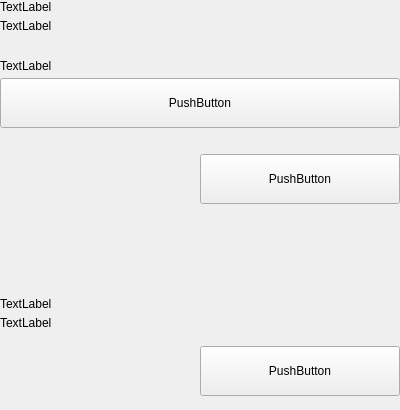
This is src/qt/vitae/settings/forms/settingsbackupwallet.ui in VitaeTeam/Vitae as Qt 5 draws it before an edit. The edited form follows.
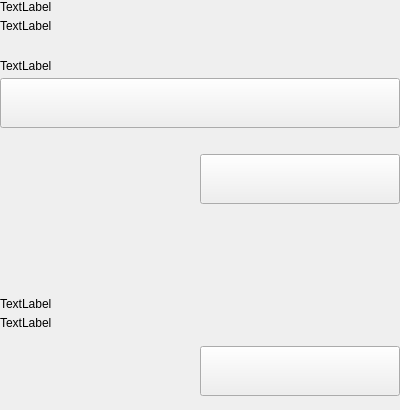
This is the edited form.

Commit message:
[GUI] Remove every pushButton focus property.
This is because a linux-only issue in which the button gets highlighted in an invalid way.

Github-Pull: #1173
Rebased-From: abe763287063b576fdb7cf19f6d4c1032e3f4f13

The edit to the form file:
```diff
--- a/src/qt/vitae/settings/forms/settingsbackupwallet.ui
+++ b/src/qt/vitae/settings/forms/settingsbackupwallet.ui
@@ -108,7 +108,7 @@
            </size>
           </property>
           <property name="text">
-           <string>PushButton</string>
+           <string/>
           </property>
          </widget>
         </item>
@@ -163,7 +163,7 @@
            </size>
           </property>
           <property name="text">
-           <string>PushButton</string>
+           <string/>
           </property>
          </widget>
         </item>
@@ -284,7 +284,7 @@
            </size>
           </property>
           <property name="text">
-           <string>PushButton</string>
+           <string/>
           </property>
          </widget>
         </item>
```
Left out of the diff: 9 changed lines with no effect on the pictures. The commit also changes 42 other files.
